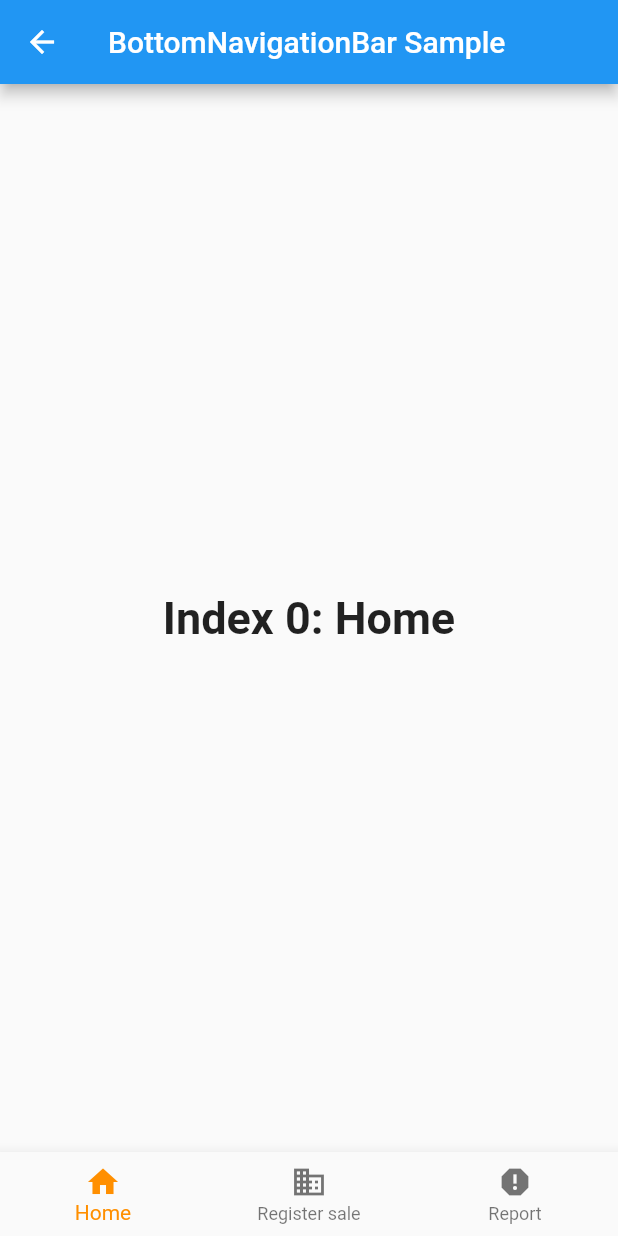
After one commit to Edomiyas888/salesapp251, a Flutter app: the MyStatefulWidget screen opened directly, on a phone screen of 412 x 824 dp. The commit adds this screen. Run offline on Flutter 3.47's test engine with Material 2 defaults, Android fonts, the phone set to English and light mode, and no system bars.

Commit message:
third commit

```diff
--- /dev/null
+++ b/lib/presenatiation_layer/Screens/BottomNavBar.dart
@@ -0,0 +1,65 @@
+import 'package:flutter/material.dart';
+
+class MyStatefulWidget extends StatefulWidget {
+  const MyStatefulWidget({super.key});
+
+  @override
+  State<MyStatefulWidget> createState() => _MyStatefulWidgetState();
+}
+
+class _MyStatefulWidgetState extends State<MyStatefulWidget> {
+  int _selectedIndex = 0;
+  static const TextStyle optionStyle =
+      TextStyle(fontSize: 30, fontWeight: FontWeight.bold);
+  static const List<Widget> _widgetOptions = <Widget>[
+    Text(
+      'Index 0: Home',
+      style: optionStyle,
+    ),
+    Text(
+      'Index 1: Register sale',
+      style: optionStyle,
+    ),
+    Text(
+      'Index 2: Report',
+      style: optionStyle,
+    ),
+  ];
+
+  void _onItemTapped(int index) {
+    setState(() {
+      _selectedIndex = index;
+    });
+  }
+
+  @override
+  Widget build(BuildContext context) {
+    return Scaffold(
+      appBar: AppBar(
+        title: const Text('BottomNavigationBar Sample'),
+      ),
+      body: Center(
+        child: _widgetOptions.elementAt(_selectedIndex),
+      ),
+      bottomNavigationBar: BottomNavigationBar(
+        items: const <BottomNavigationBarItem>[
+          BottomNavigationBarItem(
+            icon: Icon(Icons.home),
+            label: 'Home',
+          ),
+          BottomNavigationBarItem(
+            icon: Icon(Icons.business),
+            label: 'Register sale',
+          ),
+          BottomNavigationBarItem(
+            icon: Icon(Icons.report),
+            label: 'Report',
+          ),
+        ],
+        currentIndex: _selectedIndex,
+        selectedItemColor: Colors.amber[800],
+        onTap: _onItemTapped,
+      ),
+    );
+  }
+}
```
Also changed, not shown: lib/presenatiation_layer/Screens/Confirmationbox.dart (deleted, +0 -38 lines), lib/presenatiation_layer/Screens/Report.dart (+18 -5 lines), pubspec.lock.
